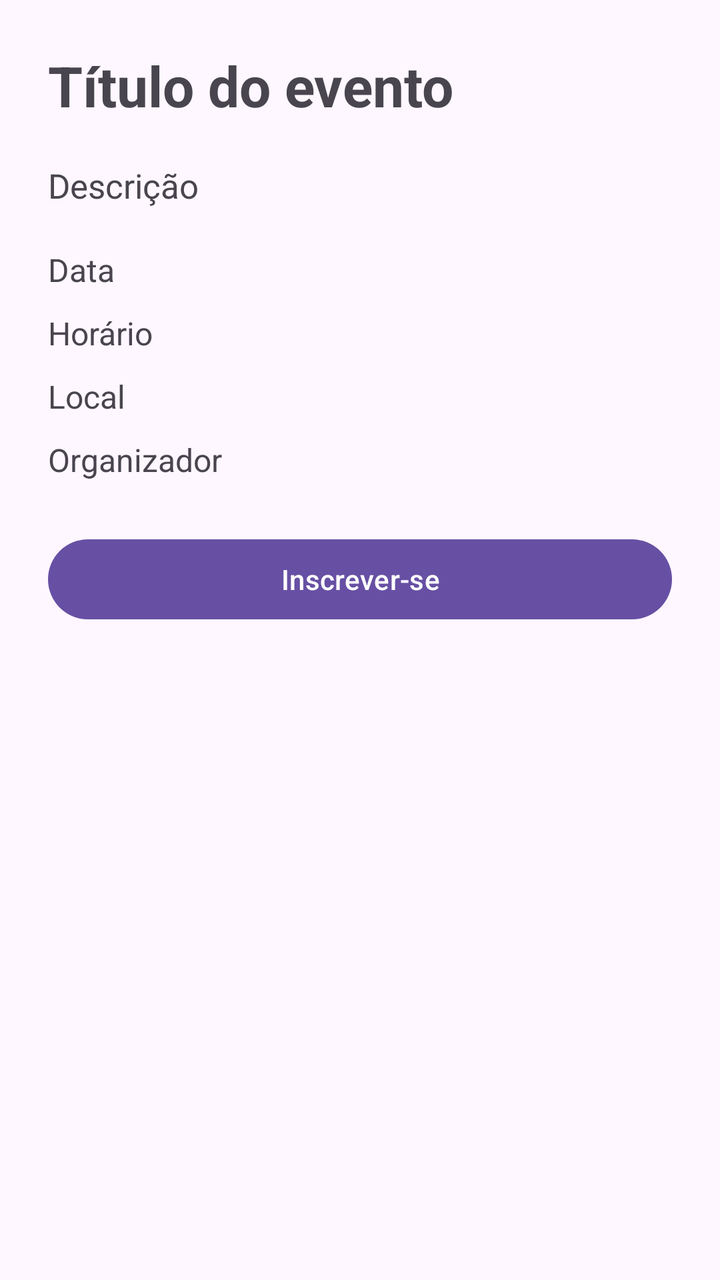
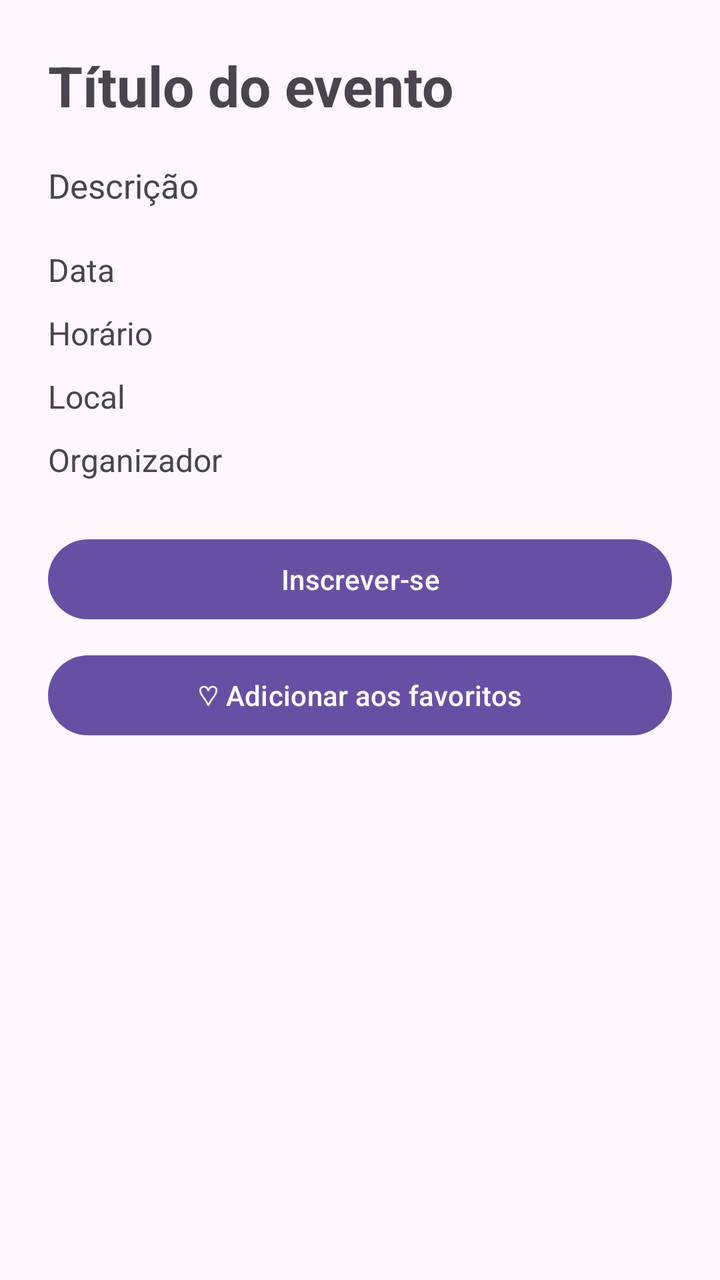

Screens rendered from an Android XML layout before and after an edit, with the pre-edit source and the edit as a unified diff.
<!-- AndroidManifest.xml: application theme Theme.CampusHub -->
<!-- res/layout/activity_event_detail.xml -->
<?xml version="1.0" encoding="utf-8"?>
<ScrollView
    xmlns:android="http://schemas.android.com/apk/res/android"
    android:layout_width="match_parent"
    android:layout_height="match_parent">

    <LinearLayout
        android:layout_width="match_parent"
        android:layout_height="wrap_content"
        android:orientation="vertical"
        android:padding="24dp">

        <TextView
            android:id="@+id/txtTitulo"
            android:layout_width="match_parent"
            android:layout_height="wrap_content"
            android:text="Título do evento"
            android:textSize="28sp"
            android:textStyle="bold"
            android:layout_marginBottom="20dp"/>

        <TextView
            android:id="@+id/txtDescricao"
            android:layout_width="match_parent"
            android:layout_height="wrap_content"
            android:text="Descrição"
            android:textSize="17sp"
            android:layout_marginBottom="20dp"/>

        <TextView
            android:id="@+id/txtData"
            android:layout_width="match_parent"
            android:layout_height="wrap_content"
            android:text="Data"
            android:textSize="16sp"
            android:layout_marginBottom="10dp"/>

        <TextView
            android:id="@+id/txtHorario"
            android:layout_width="match_parent"
            android:layout_height="wrap_content"
            android:text="Horário"
            android:textSize="16sp"
            android:layout_marginBottom="10dp"/>

        <TextView
            android:id="@+id/txtLocal"
            android:layout_width="match_parent"
            android:layout_height="wrap_content"
            android:text="Local"
            android:textSize="16sp"
            android:layout_marginBottom="10dp"/>

        <TextView
            android:id="@+id/txtOrganizador"
            android:layout_width="match_parent"
            android:layout_height="wrap_content"
            android:text="Organizador"
            android:textSize="16sp"
            android:layout_marginBottom="25dp"/>

        <Button
            android:id="@+id/btnInscricao"
            android:layout_width="match_parent"
            android:layout_height="wrap_content"
            android:text="Inscrever-se"/>

    </LinearLayout>

</ScrollView>
<!-- resources referenced by this layout -->
<resources>
  <style name="Theme.CampusHub" parent="Base.Theme.CampusHub" />
  <style name="Base.Theme.CampusHub" parent="Theme.Material3.DayNight.NoActionBar">
          
          
      </style>
</resources>

<!-- the commit's change to res/layout/activity_event_detail.xml (unified diff, before → after) -->
@@ -65,6 +65,13 @@
             android:layout_height="wrap_content"
             android:text="Inscrever-se"/>
 
+        <Button
+            android:id="@+id/btnFavorito"
+            android:layout_width="match_parent"
+            android:layout_height="wrap_content"
+            android:layout_marginTop="10dp"
+            android:text="♡ Adicionar aos favoritos" />
+
     </LinearLayout>
 
 </ScrollView>
